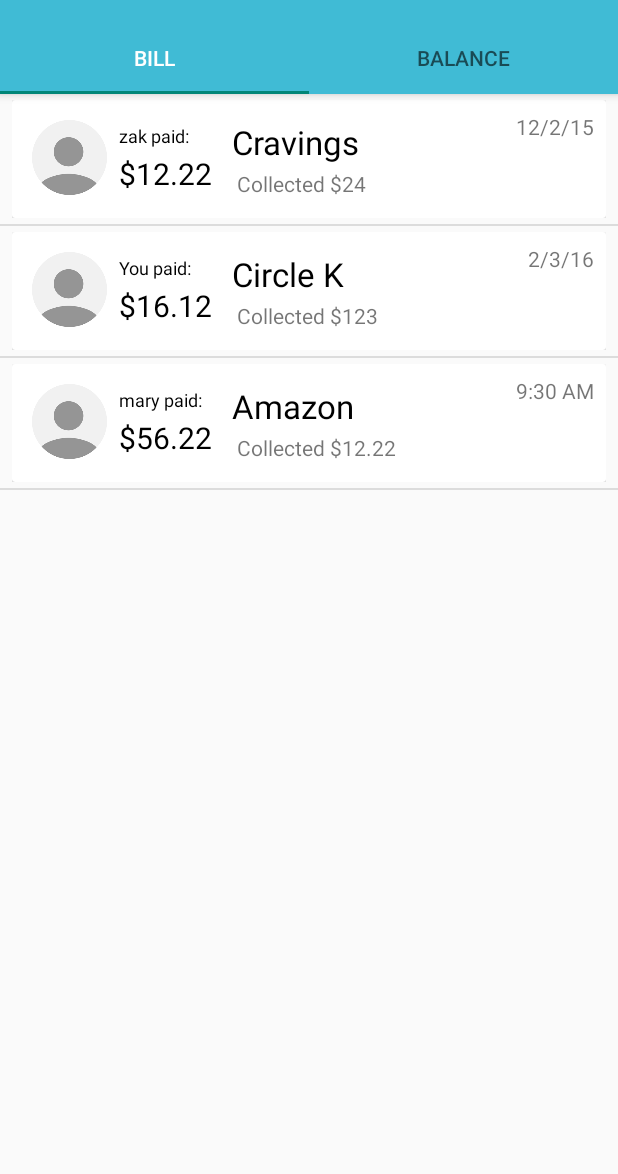
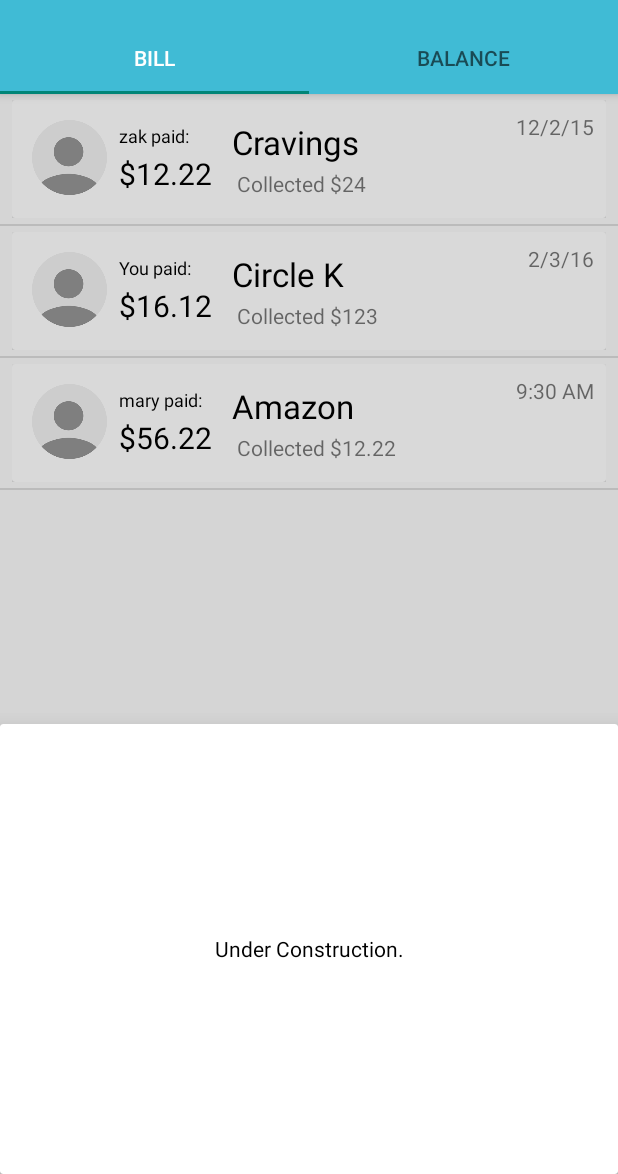
Before and after one commit to TakefiveInteractive/Ledger-Android, an Android app: the MainActivity screen opened directly, with no data from a screen before it, on a phone screen of 412 x 824 dp, the part 62-1236 px from its top. Run offline under Robolectric (Android 15) with nearby library versions, the phone set to English and light mode, and no system bars; our stand-ins replace ButterKnife; libraries missing offline, so code that uses them is left out: com.beardedhen.androidbootstrap, zyu19.libs.action; plain views replace AwesomeTextView; 2 statements that could not run were skipped.

Commit message:
draft of end of animation in layout xml

```diff
--- a/app/src/main/res/layout/activity_main.xml
+++ b/app/src/main/res/layout/activity_main.xml
@@ -16,7 +16,7 @@
 
         <android.support.design.widget.AppBarLayout
             android:id="@+id/appBar"
-            android:elevation="5dp"
+            android:elevation="@dimen/toolbar_elevation"
             android:layout_width="match_parent"
             android:layout_height="wrap_content">
             <android.support.v7.widget.Toolbar
--- a/app/src/main/res/layout/frag_main_bill.xml
+++ b/app/src/main/res/layout/frag_main_bill.xml
@@ -1,11 +1,31 @@
 <?xml version="1.0" encoding="utf-8"?>
-<LinearLayout xmlns:android="http://schemas.android.com/apk/res/android"
+<RelativeLayout xmlns:android="http://schemas.android.com/apk/res/android"
     xmlns:tools="http://schemas.android.com/tools"
     android:layout_width="match_parent"
-    android:layout_height="match_parent">
+    android:layout_height="match_parent"
+    xmlns:app="http://schemas.android.com/apk/res-auto">
     <ListView
     android:id="@+id/billList"
     android:layout_width="match_parent"
     android:layout_height="match_parent"
-    tools:layout="@layout/item_main"/>
-</LinearLayout>
+    tools:layout="@layout/item_main"
+        android:layout_alignParentStart="false" />
+
+    <ImageView
+        android:src="@android:color/black"
+        android:alpha="0.15"
+        android:layout_width="match_parent"
+        android:layout_height="match_parent"/>
+    <android.support.v7.widget.CardView
+        app:cardElevation="@dimen/bill_detail_popup_elevation"
+        android:layout_alignParentBottom="true"
+        android:layout_width="match_parent"
+        android:layout_height="wrap_content">
+        <TextView
+            android:layout_width="match_parent"
+            android:layout_height="300dp"
+            android:gravity="center"
+            android:textColor="@android:color/black"
+            android:text="Under Construction."/>
+    </android.support.v7.widget.CardView>
+</RelativeLayout>
--- a/app/src/main/res/layout/item_main.xml
+++ b/app/src/main/res/layout/item_main.xml
@@ -17,7 +17,7 @@
         android:focusable="true"
         android:clickable="true"
         android:foreground="?android:attr/selectableItemBackground"
-        cardview:cardElevation="4dp"
+        cardview:cardElevation="@dimen/card_elevation"
         cardview:cardPreventCornerOverlap="false">
 
         <RelativeLayout
--- a/app/src/main/res/values/dimens.xml
+++ b/app/src/main/res/values/dimens.xml
@@ -8,6 +8,11 @@
     <dimen name="noticable_padding">13dp</dimen>
 
     <dimen name="textview_bootstrap_vert_padding">3sp</dimen>
+
+    <!-- ELEVATIONS -->
+    <dimen name="toolbar_elevation">40dp</dimen>
+    <dimen name="card_elevation">4dp</dimen>
+    <dimen name="bill_detail_popup_elevation">20dp</dimen>
 
     <!-- Per the design guidelines, navigation drawers should be between 240dp and 320dp:
          https://developer.android.com/design/patterns/navigation-drawer.html -->
```
